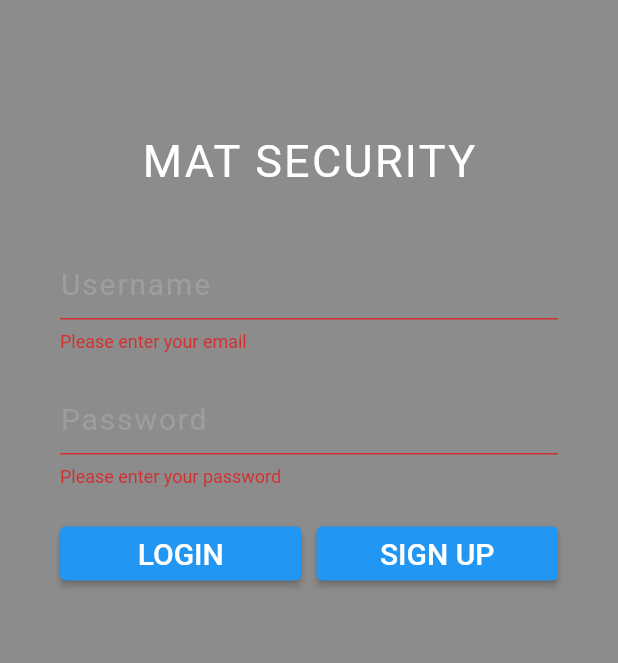
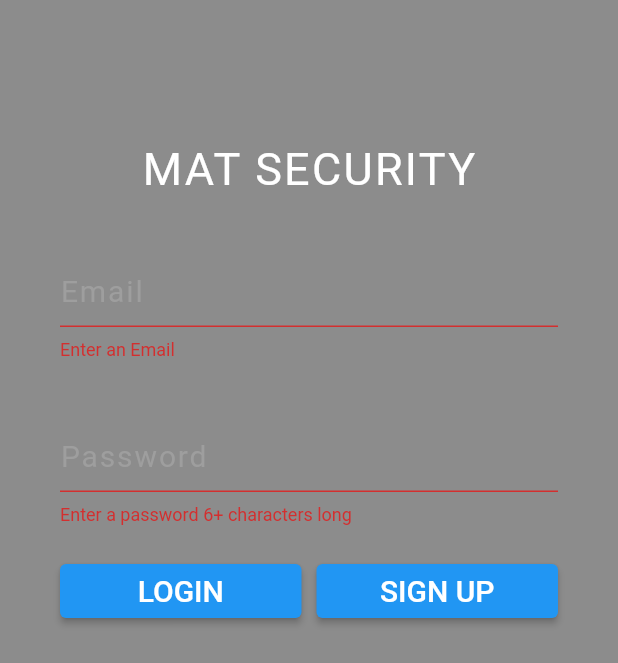
Before and after one commit to ManishModak/Project-Based-Learning-Year-2023, a Flutter app: the screen it shows after launch, after a tap on "LOGIN", on a phone screen of 412 x 824 dp. Shown: the top 663 px of the screen. Run offline on Flutter 3.47's test engine with Material 2 defaults, Android fonts, the phone set to English and light mode, and no system bars; our stand-ins replace camera, firebase_auth, firebase_core, flutter_spinkit; missing offline and left inert: dart:ffi; accounts and stored records are empty.

Commit message:
firebase Email and password Authentication added

```diff
--- /dev/null
+++ b/lib/common/constants.dart
@@ -0,0 +1,6 @@
+import 'package:flutter/material.dart';
+
+const textInputDecoration = InputDecoration(
+  hintStyle: TextStyle(fontSize: 20,letterSpacing: 1.25,color: Colors.grey),
+  fillColor: Colors.white ,
+);
--- a/lib/main.dart
+++ b/lib/main.dart
@@ -1,14 +1,17 @@
+import 'package:firebase_core/firebase_core.dart';
 import 'package:flutter/material.dart';
 import 'package:mat_security/pages/home_page.dart';
-import 'package:mat_security/pages/loading_page.dart';
 import 'package:mat_security/pages/login_page.dart';
 import 'package:mat_security/pages/menu_page.dart';
 
-void main() {
+void main() async{
+
+  WidgetsFlutterBinding.ensureInitialized();
+  await Firebase.initializeApp();
+
   runApp(MaterialApp(
     initialRoute: '/login', // Set the initial route to '/login'
-    routes: {
-      '/loading': (context) => const Loading(), // Route for the loading page
+    routes: { // Route for the loading page
       '/home': (context) => const Home(), // Route for the home page
       '/login': (context) => const Login(), // Route for the login page
       '/menu': (context) => const Menu(), // Route for the menu page
--- a/lib/pages/login_page.dart
+++ b/lib/pages/login_page.dart
@@ -1,4 +1,7 @@
 import 'package:flutter/material.dart';
+import 'package:mat_security/common/constants.dart';
+import 'package:mat_security/services/auth.dart';
+import '../common/loading_page.dart';
 
 class Login extends StatefulWidget {
   const Login({Key? key}) : super(key: key);
@@ -8,31 +11,32 @@ class Login extends StatefulWidget {
 }
 
 class _LoginState extends State<Login> {
+
   final _formKey = GlobalKey<FormState>(); // GlobalKey for the form
+  final AuthService _auth = AuthService() ;
+  late String email = '';
+  late String password = '';
+  bool loading = false ;
+  late String error = '' ;
 
-  late String userName;
-  late String passWord;
-
-  //Routing Section to loading
   void nextPage() {
-    Navigator.pushReplacementNamed(context, "/loading"); // Navigate to the loading page
+    Navigator.pushReplacementNamed(context, "/home") ;
   }
 
   @override
   Widget build(BuildContext context) {
-    return Scaffold(
+    return loading ? const Loading() : Scaffold(
       backgroundColor: Colors.black45,
-      body: SingleChildScrollView(
-        child: Container(
-          padding: const EdgeInsets.symmetric(horizontal: 40.0, vertical: 80.0),
+      body: Container(
+        padding:const EdgeInsets.symmetric(horizontal: 40.0, vertical: 80.0),
         child: Form(
-              key: _formKey, // Assign the form key
+          key: _formKey,
           child: Column(
-                mainAxisAlignment: MainAxisAlignment.center,
+            mainAxisAlignment: MainAxisAlignment.start,
             children: [
-                const SizedBox(height: 10,),
+              const SizedBox(height: 15.0),
               const Text(
-                  'MAT SECURITY',
+                "MAT SECURITY" ,
                 style: TextStyle(
                   letterSpacing: 1.5,
                   color: Colors.white,
@@ -42,44 +46,27 @@ class _LoginState extends State<Login> {
               ),
               const SizedBox(height: 40.0),
               TextFormField(
-                  keyboardType: TextInputType.emailAddress,
                 style: const TextStyle(
                     color: Colors.grey,
                     fontSize: 20
                 ),
-                  decoration: const InputDecoration(
-                    hintText: 'Username',
-                    hintStyle: TextStyle(fontSize: 20,letterSpacing: 1.25,color: Colors.grey),
-                  ),
-                  validator: (value) {
-                    if (value!.isEmpty) {
-                      return 'Please enter your email';
-                    }
-                    return null;
-                  },
-                  onSaved: (value) {
-                    userName = value!; // Save the entered username
+                decoration: textInputDecoration.copyWith(hintText: "Email"),
+                validator: (val) => val == null || val.isEmpty ? "Enter an Email" : null,
+                onChanged: (val) {
+                  setState(() => email = val);
                 },
               ),
-                const SizedBox(height: 20.0),
+              const SizedBox(height: 40.0),
               TextFormField(
-                  obscureText: true,
                 style: const TextStyle(
                     color: Colors.grey,
                     fontSize: 20
                 ),
-                  decoration: const InputDecoration(
-                  hintText: 'Password',
-                  hintStyle: TextStyle(fontSize: 20,letterSpacing: 1.25,color: Colors.grey),
-                  ),
-                  validator: (value) {
-                    if (value!.isEmpty) {
-                      return 'Please enter your password';
-                    }
-                    return null;
-                  },
-                  onSaved: (value) {
-                    passWord = value!; // Save the entered password
+                obscureText: true,
+                decoration: textInputDecoration.copyWith(hintText: "Password"),
+                validator: (val) => val == null || val.length < 6 ? "Enter a password 6+ characters long" : null,
+                onChanged: (val) {
+                  setState(() => password = val);
                 },
               ),
               const SizedBox(height: 20.0),
@@ -90,12 +77,6 @@ class _LoginState extends State<Login> {
                     flex: 1,
                     child: ElevatedButton(
                       style: ElevatedButton.styleFrom(),
-                        onPressed: () {
-                          if (_formKey.currentState!.validate()) {
-                            _formKey.currentState?.save();
-                            // Perform login with email and password
-                          }
-                        },
                       child: const Text(
                         'LOGIN',
                         style: TextStyle(
@@ -103,18 +84,43 @@ class _LoginState extends State<Login> {
                           fontSize: 20.0,
                         ),
                       ),
+                      onPressed: () async{
+                        if(_formKey.currentState!.validate()){
+                          setState(() => loading = true);
+                          dynamic result = await _auth.signInWithEmailAndPassword(email, password);
+                          if(result == null){
+                            setState(() {
+                              loading = false ;
+                              error = 'Could not sign in with those credentials' ;
+                            });
+                          }
+                          else
+                          {
+                            nextPage();
+                          }
+                        }
+                      },
                     ),
                   ),
-                    const SizedBox(width: 10,),
+                  const SizedBox(width: 10),
                   Expanded(
                     flex: 1,
                     child: ElevatedButton(
                       style: ElevatedButton.styleFrom(),
-                        onPressed: () {
-                          nextPage(); // Navigate to the loading page
-                          if (_formKey.currentState!.validate()) {
-                            _formKey.currentState?.save();
-                            // Perform login with email and password
+                      onPressed: () async {
+                        if(_formKey.currentState!.validate()){
+                          setState(() => loading = true);
+                          dynamic result = await _auth.registerWithEmailAndPassword(email, password);
+                          if(result == null){
+                            setState(() {
+                              loading = false ;
+                              error = 'Please Enter Valid Email' ;
+                            });
+                          }
+                          else
+                          {
+                            nextPage();
+                          }
                         }
                       },
                       child: const Text(
@@ -128,11 +134,15 @@ class _LoginState extends State<Login> {
                   ),
                 ],
               ),
-              ]
+              const SizedBox(height: 15),
+              Text(
+                error,
+                style: const TextStyle(color: Colors.red, fontSize: 14.0),
+              ),
+            ],
           ),
         ),
       ),
-      )
     );
   }
 }
--- /dev/null
+++ b/lib/services/admin.dart
@@ -0,0 +1,7 @@
+class Admin {
+
+  final String uid;
+
+  Admin({ required this.uid });
+
+}
--- a/lib/services/admin_info.dart
+++ /dev/null
@@ -1,10 +0,0 @@
-import 'dart:ffi';
-
-class Admin {
-
-  String userName ;
-  String passWord ;
-  late Long mobileNo ;
-
-  Admin({required this.userName , required this.passWord});
-}
--- /dev/null
+++ b/lib/services/auth.dart
@@ -0,0 +1,32 @@
+import 'package:mat_security/services/admin.dart';
+import 'package:firebase_auth/firebase_auth.dart';
+
+class AuthService {
+
+  final FirebaseAuth _auth = FirebaseAuth.instance ;
+
+  Admin? _adminFromFirebaseUser(User user) {
+    return Admin(uid: user.uid) ;
+  }
+
+  Future signInWithEmailAndPassword(String email,String password) async {
+    try{
+      UserCredential result = await _auth.signInWithEmailAndPassword(email: email, password: password) ;
+      User? user = result.user;
+      return _adminFromFirebaseUser(user!);
+    }catch(e){
+      return null;
+    }
+  }
+
+  Future registerWithEmailAndPassword(String email,String password) async{
+    try{
+      UserCredential result = await _auth.createUserWithEmailAndPassword(email: email, password: password);
+      User? user = result.user ;
+      return _adminFromFirebaseUser(user!) ;
+    }catch(e) {
+      print(e.toString());
+      return null ;
+    }
+  }
+}
--- a/pubspec.yaml
+++ b/pubspec.yaml
@@ -37,9 +37,9 @@ dependencies:
   cupertino_icons: ^1.0.2
   flutter_spinkit: ^5.1.0
   camera: ^0.10.4
-  firebase_core: ^1.10.0
-  firebase_auth: ^3.3.0
-  cloud_firestore: ^3.1.0
+  firebase_core: ^2.11.0
+  firebase_auth: ^4.5.0
+  cloud_firestore: ^4.6.0
 
 dev_dependencies:
   flutter_test:
```
Also changed, not shown: lib/common/loading_page.dart (renamed from lib/pages/loading_page.dart), lib/pages/daily_in_out_page.dart (deleted), lib/pages/new_entry_page.dart (deleted), pubspec.lock. Lines whose indentation alone changed are shown as unchanged.
